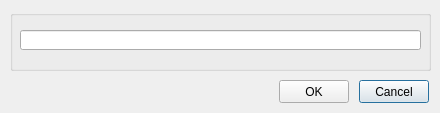
First picture: the form in ctextsel.ui, repository PavelMr/skytechx, before the edit.
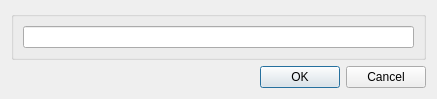
Second picture: the form after the edit.

```diff
--- a/ctextsel.ui
+++ b/ctextsel.ui
@@ -6,62 +6,78 @@
    <rect>
     <x>0</x>
     <y>0</y>
-    <width>440</width>
-    <height>113</height>
+    <width>437</width>
+    <height>97</height>
    </rect>
   </property>
   <property name="windowTitle">
    <string>Dialog</string>
   </property>
-  <widget class="QGroupBox" name="groupBox">
-   <property name="geometry">
-    <rect>
-     <x>10</x>
-     <y>10</y>
-     <width>421</width>
-     <height>61</height>
-    </rect>
-   </property>
-   <property name="title">
-    <string/>
-   </property>
-   <widget class="QLineEdit" name="lineEdit">
-    <property name="geometry">
-     <rect>
-      <x>10</x>
-      <y>20</y>
-      <width>401</width>
-      <height>20</height>
-     </rect>
-    </property>
-   </widget>
-  </widget>
-  <widget class="QPushButton" name="pushButton">
-   <property name="geometry">
-    <rect>
-     <x>359</x>
-     <y>80</y>
-     <width>70</width>
-     <height>23</height>
-    </rect>
-   </property>
-   <property name="text">
-    <string>Cancel</string>
-   </property>
-  </widget>
-  <widget class="QPushButton" name="pushButton_2">
-   <property name="geometry">
-    <rect>
-     <x>279</x>
-     <y>80</y>
-     <width>70</width>
-     <height>23</height>
-    </rect>
-   </property>
-   <property name="text">
-    <string>OK</string>
-   </property>
-  </widget>
+  <layout class="QVBoxLayout" name="verticalLayout_3">
+   <item>
+    <layout class="QVBoxLayout" name="verticalLayout">
+     <item>
+      <widget class="QGroupBox" name="groupBox">
+       <property name="title">
+        <string/>
+       </property>
+       <layout class="QVBoxLayout" name="verticalLayout_2">
+        <item>
+         <widget class="QLineEdit" name="lineEdit"/>
+        </item>
+       </layout>
+      </widget>
+     </item>
+     <item>
+      <spacer name="verticalSpacer">
+       <property name="orientation">
+        <enum>Qt::Vertical</enum>
+       </property>
+       <property name="sizeHint" stdset="0">
+        <size>
+         <width>20</width>
+         <height>40</height>
+        </size>
+       </property>
+      </spacer>
+     </item>
+     <item>
+      <layout class="QHBoxLayout" name="horizontalLayout">
+       <item>
+        <spacer name="horizontalSpacer">
+         <property name="orientation">
+          <enum>Qt::Horizontal</enum>
+         </property>
+         <property name="sizeHint" stdset="0">
+          <size>
+           <width>40</width>
+           <height>20</height>
+          </size>
+         </property>
+        </spacer>
+       </item>
+       <item>
+        <widget class="QPushButton" name="pushButton_2">
+         <property name="text">
+          <string>OK</string>
+         </property>
+         <property name="default">
+          <bool>true</bool>
+         </property>
+        </widget>
+       </item>
+       <item>
+        <widget class="QPushButton" name="pushButton">
+         <property name="text">
+          <string>Cancel</string>
+         </property>
+        </widget>
+       </item>
+      </layout>
+     </item>
+    </layout>
+   </item>
+  </layout>
  </widget>
  <tabstops>
   <tabstop>lineEdit</tabstop>
```
